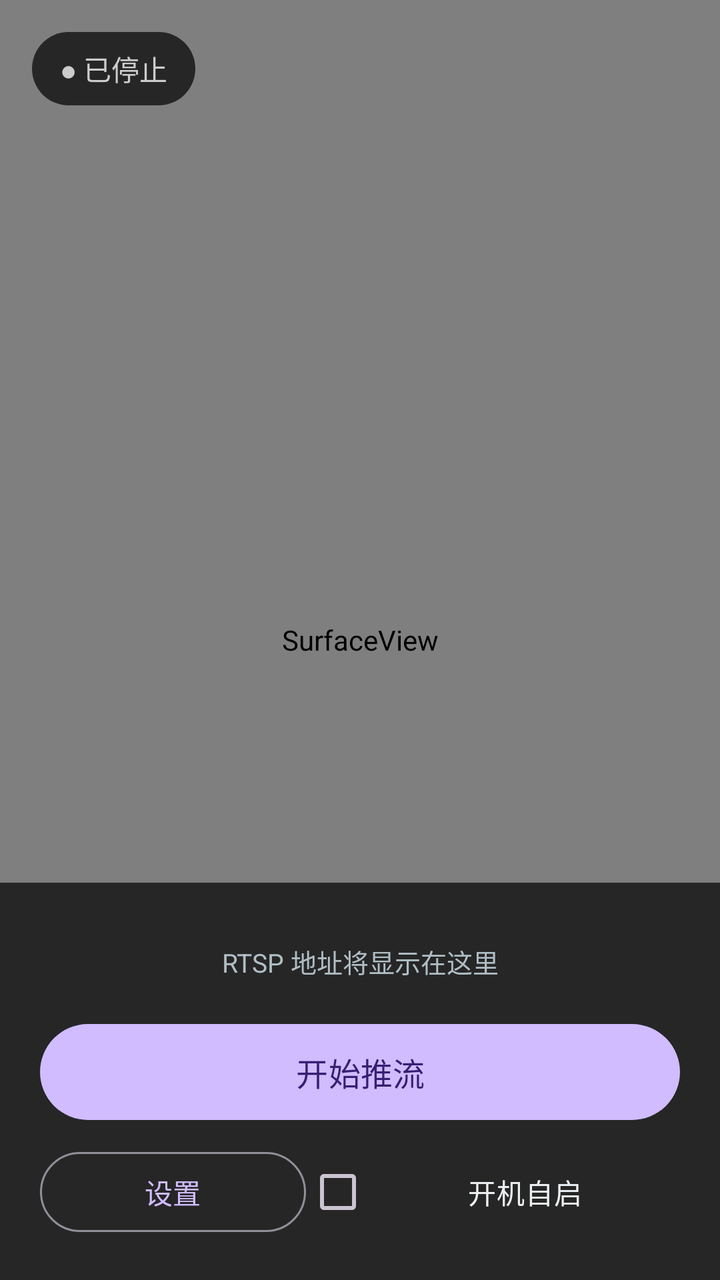
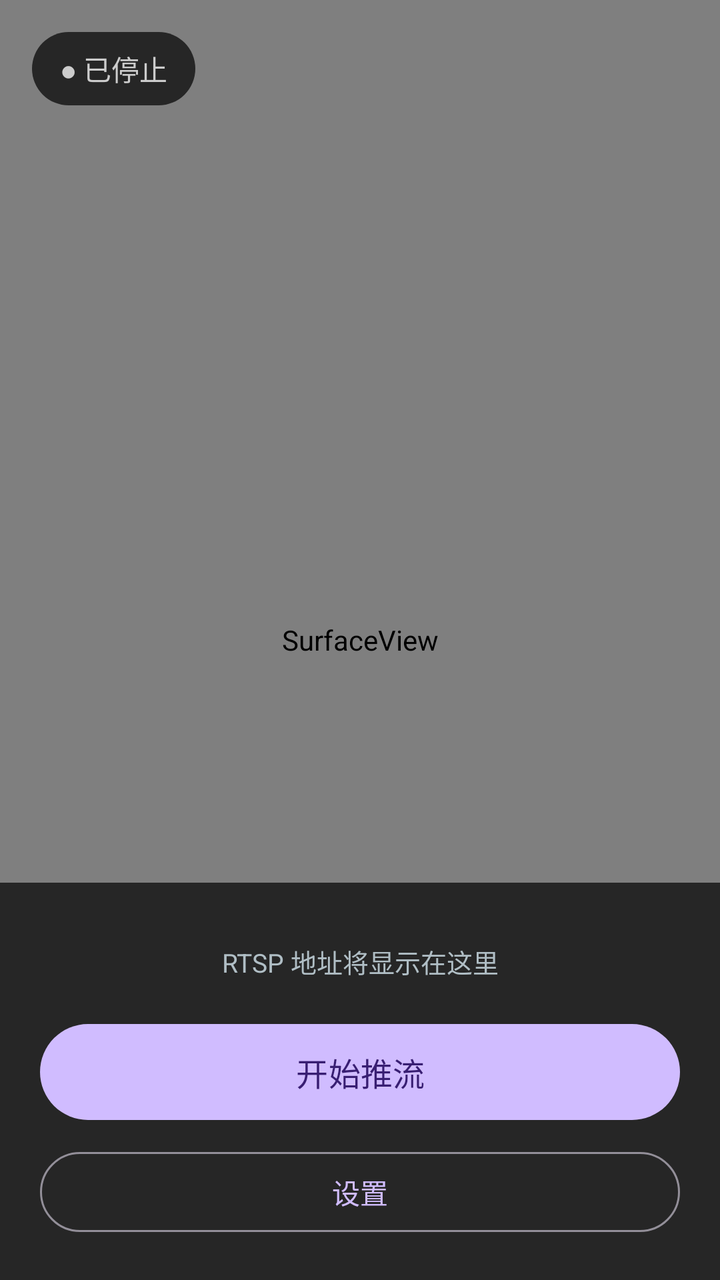

Before-and-after screenshots of an Android layout around one commit, followed by the original layout XML and the change that was made.
<!-- AndroidManifest.xml: application theme Theme.IPCam -->
<!-- res/layout/activity_main.xml -->
<?xml version="1.0" encoding="utf-8"?>
<FrameLayout xmlns:android="http://schemas.android.com/apk/res/android"
    xmlns:app="http://schemas.android.com/apk/res-auto"
    android:layout_width="match_parent"
    android:layout_height="match_parent"
    android:background="#111111">

    <SurfaceView
        android:id="@+id/svPreview"
        android:layout_width="match_parent"
        android:layout_height="match_parent" />

    <TextView
        android:id="@+id/tvStatus"
        android:layout_width="wrap_content"
        android:layout_height="wrap_content"
        android:layout_gravity="top|start"
        android:layout_margin="16dp"
        android:background="@drawable/status_chip_bg"
        android:paddingStart="14dp"
        android:paddingEnd="14dp"
        android:paddingTop="8dp"
        android:paddingBottom="8dp"
        android:text="● 已停止"
        android:textColor="#CCCCCC"
        android:textSize="14sp" />

    <LinearLayout
        android:layout_width="match_parent"
        android:layout_height="wrap_content"
        android:layout_gravity="bottom"
        android:orientation="vertical"
        android:padding="20dp"
        android:background="#CC111111">

        <TextView
            android:id="@+id/tvUrl"
            android:layout_width="match_parent"
            android:layout_height="wrap_content"
            android:gravity="center"
            android:padding="10dp"
            android:text="RTSP 地址将显示在这里"
            android:textColor="#B0BEC5"
            android:textIsSelectable="true"
            android:textSize="13sp" />

        <com.google.android.material.button.MaterialButton
            android:id="@+id/btnToggle"
            android:layout_width="match_parent"
            android:layout_height="56dp"
            android:layout_marginTop="8dp"
            android:text="开始推流"
            android:textSize="16sp"
            app:cornerRadius="28dp" />

        <LinearLayout
            android:layout_width="match_parent"
            android:layout_height="wrap_content"
            android:layout_marginTop="8dp"
            android:gravity="center_vertical"
            android:orientation="horizontal">

            <com.google.android.material.button.MaterialButton
                android:id="@+id/btnSettings"
                style="@style/Widget.Material3.Button.OutlinedButton"
                android:layout_width="0dp"
                android:layout_height="wrap_content"
                android:layout_weight="1"
                android:text="设置" />

            <CheckBox
                android:id="@+id/cbAutoStart"
                android:layout_width="0dp"
                android:layout_height="wrap_content"
                android:layout_weight="1.4"
                android:gravity="center"
                android:text="开机自启"
                android:textColor="#ECEFF1"
                android:textSize="14sp" />
        </LinearLayout>
    </LinearLayout>
</FrameLayout>
<!-- resources referenced by this layout -->
<resources>
  <!-- drawable status_chip_bg (drawable) -->
  <?xml version="1.0" encoding="utf-8"?>
  <shape xmlns:android="http://schemas.android.com/apk/res/android"
      android:shape="rectangle">
      <solid android:color="#B3000000" />
      <corners android:radius="20dp" />
  </shape>
  <style name="Theme.IPCam" parent="Theme.Material3.Dark.NoActionBar" />
</resources>

<!-- the commit's change to res/layout/activity_main.xml (unified diff, before → after) -->
@@ -53,30 +53,12 @@
             android:textSize="16sp"
             app:cornerRadius="28dp" />
 
-        <LinearLayout
+        <com.google.android.material.button.MaterialButton
+            android:id="@+id/btnSettings"
+            style="@style/Widget.Material3.Button.OutlinedButton"
             android:layout_width="match_parent"
             android:layout_height="wrap_content"
             android:layout_marginTop="8dp"
-            android:gravity="center_vertical"
-            android:orientation="horizontal">
-
-            <com.google.android.material.button.MaterialButton
-                android:id="@+id/btnSettings"
-                style="@style/Widget.Material3.Button.OutlinedButton"
-                android:layout_width="0dp"
-                android:layout_height="wrap_content"
-                android:layout_weight="1"
-                android:text="设置" />
-
-            <CheckBox
-                android:id="@+id/cbAutoStart"
-                android:layout_width="0dp"
-                android:layout_height="wrap_content"
-                android:layout_weight="1.4"
-                android:gravity="center"
-                android:text="开机自启"
-                android:textColor="#ECEFF1"
-                android:textSize="14sp" />
-        </LinearLayout>
+            android:text="设置" />
     </LinearLayout>
 </FrameLayout>
